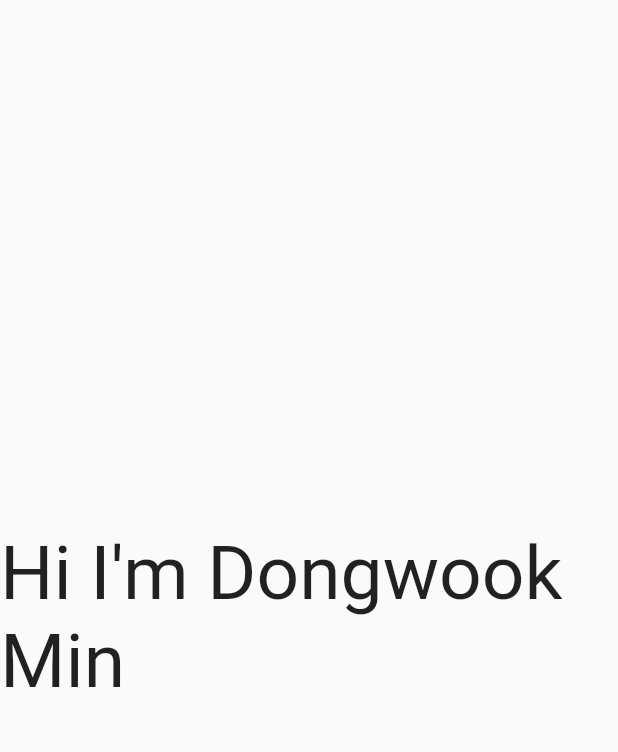
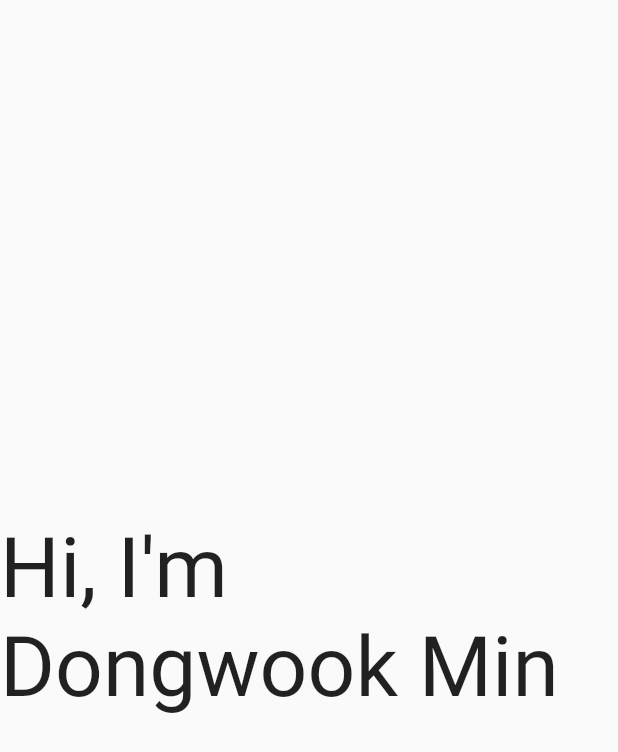
Before and after one commit to mindw96/web_page, a Flutter app: the screen it shows after launch, on a phone screen of 412 x 824 dp. Shown: the top 752 px of the screen. Run offline on Flutter 3.47's test engine with Material 2 defaults, Android fonts, the phone set to English and light mode, and no system bars.

Commit message:
main change

```diff
--- a/lib/main.dart
+++ b/lib/main.dart
@@ -1,99 +1,23 @@
 import 'package:flutter/material.dart';
 
 void main() {
-  runApp(const MyApp());
+  runApp(MyApp());
 }
 
 class MyApp extends StatelessWidget {
-  const MyApp({super.key});
+  const MyApp({Key? key}) : super(key: key);
 
-  // This widget is the root of your application.
   @override
   Widget build(BuildContext context) {
     return MaterialApp(
-      title: 'Flutter Demo',
-      theme: ThemeData(
-        // This is the theme of your application.
-        //
-        // Try running your application with "flutter run". You'll see the
-        // application has a blue toolbar. Then, without quitting the app, try
-        // changing the primarySwatch below to Colors.green and then invoke
-        // "hot reload" (press "r" in the console where you ran "flutter run",
-        // or simply save your changes to "hot reload" in a Flutter IDE).
-        // Notice that the counter didn't reset back to zero; the application
-        // is not restarted.
-        primarySwatch: Colors.blue,
-      ),
-      home: const MyHomePage(title: 'Flutter Demo Home Page'),
+      debugShowCheckedModeBanner: false,
+      home: Scaffold(
+          body: Center(
+        child: Text(
+          "Hi, I'm Dongwook Min",
+          style: TextStyle(fontSize: 56.0),
+        ),
+      )),
     );
   }
 }
-
-class MyHomePage extends StatefulWidget {
-  const MyHomePage({super.key, required this.title});
-
-  // This widget is the home page of your application. It is stateful, meaning
-  // that it has a State object (defined below) that contains fields that affect
-  // how it looks.
-
-  // This class is the configuration for the state. It holds the values (in this
-  // case the title) provided by the parent (in this case the App widget) and
-  // used by the build method of the State. Fields in a Widget subclass are
-  // always marked "final".
-
-  final String title;
-
-  @override
-  State<MyHomePage> createState() => _MyHomePageState();
-}
-
-class _MyHomePageState extends State<MyHomePage> {
-  int _counter = 0;
-
-  void _incrementCounter() {
-    setState(() {
-      // This call to setState tells the Flutter framework that something has
-      // changed in this State, which causes it to rerun the build method below
-      // so that the display can reflect the updated values. If we changed
-      // _counter without calling setState(), then the build method would not be
-      // called again, and so nothing would appear to happen.
-      _counter++;
-    });
-  }
-
-  @override
-  Widget build(BuildContext context) {
-    // This method is rerun every time setState is called, for instance as done
-    // by the _incrementCounter method above.
-    //
-    // The Flutter framework has been optimized to make rerunning build methods
-    // fast, so that you can just rebuild anything that needs updating rather
-    // than having to individually change instances of widgets.
-    return Scaffold(
-      body: Center(
-        // Center is a layout widget. It takes a single child and positions it
-        // in the middle of the parent.
-        child: Column(
-          // Column is also a layout widget. It takes a list of children and
-          // arranges them vertically. By default, it sizes itself to fit its
-          // children horizontally, and tries to be as tall as its parent.
-          //
-          // Invoke "debug painting" (press "p" in the console, choose the
-          // "Toggle Debug Paint" action from the Flutter Inspector in Android
-          // Studio, or the "Toggle Debug Paint" command in Visual Studio Code)
-          // to see the wireframe for each widget.
-          //
-          // Column has various properties to control how it sizes itself and
-          // how it positions its children. Here we use mainAxisAlignment to
-          // center the children vertically; the main axis here is the vertical
-          // axis because Columns are vertical (the cross axis would be
-          // horizontal).
-          mainAxisAlignment: MainAxisAlignment.center,
-          children: <Widget>[
-            Text("Hi I'm Dongwook Min", style: TextStyle(fontSize: 50.0)),
-          ],
-        ),
-      ),
-    );
-  }
-}
```
Also changed, not shown: pubspec.lock, 10 other files.
